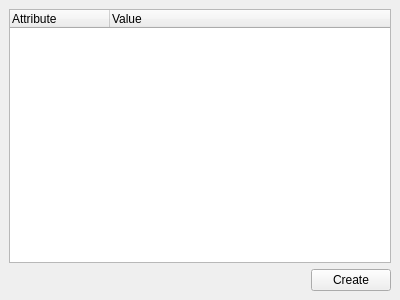
Above: src/gui/forms/attributeswidget.ui from evoplex/evoplex before the change. Below: the same form after it.
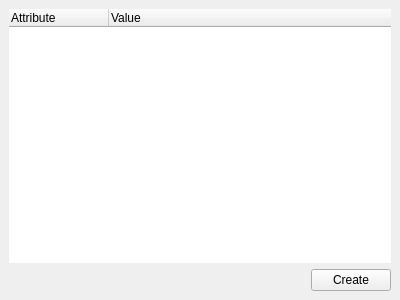
That is the form after the change.

Commit message: attributeswidget - cosmetic fixes

What changed in the file:
```diff
--- a/src/gui/forms/attributeswidget.ui
+++ b/src/gui/forms/attributeswidget.ui
@@ -14,6 +14,9 @@
    <layout class="QVBoxLayout" name="verticalLayout">
     <item>
      <widget class="QTreeWidget" name="treeWidget">
+      <property name="frameShape">
+       <enum>QFrame::NoFrame</enum>
+      </property>
       <property name="editTriggers">
        <set>QAbstractItemView::NoEditTriggers</set>
       </property>
```
Left out of the diff: 3 changed lines with no effect on the pictures.
